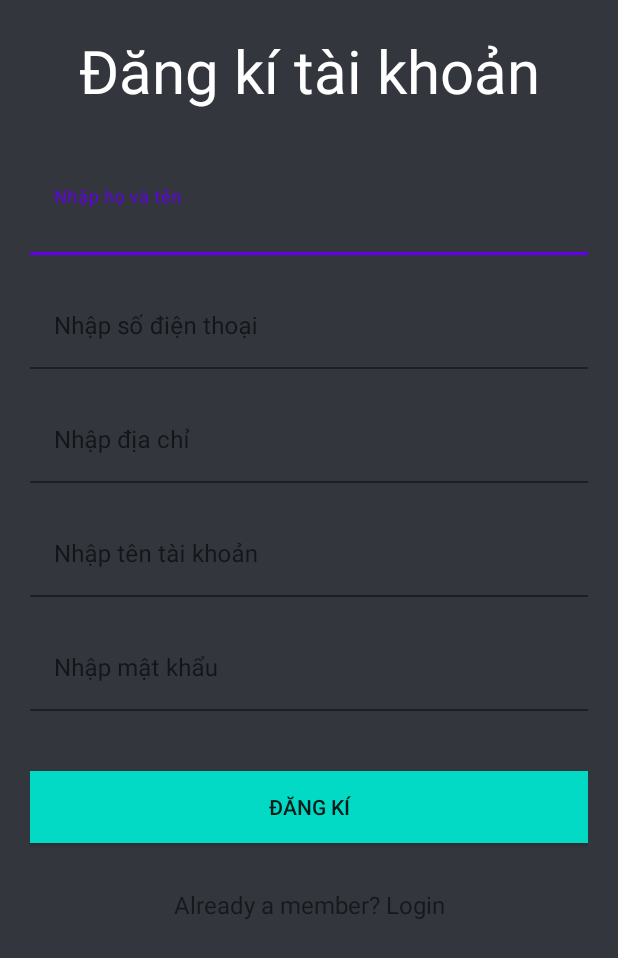
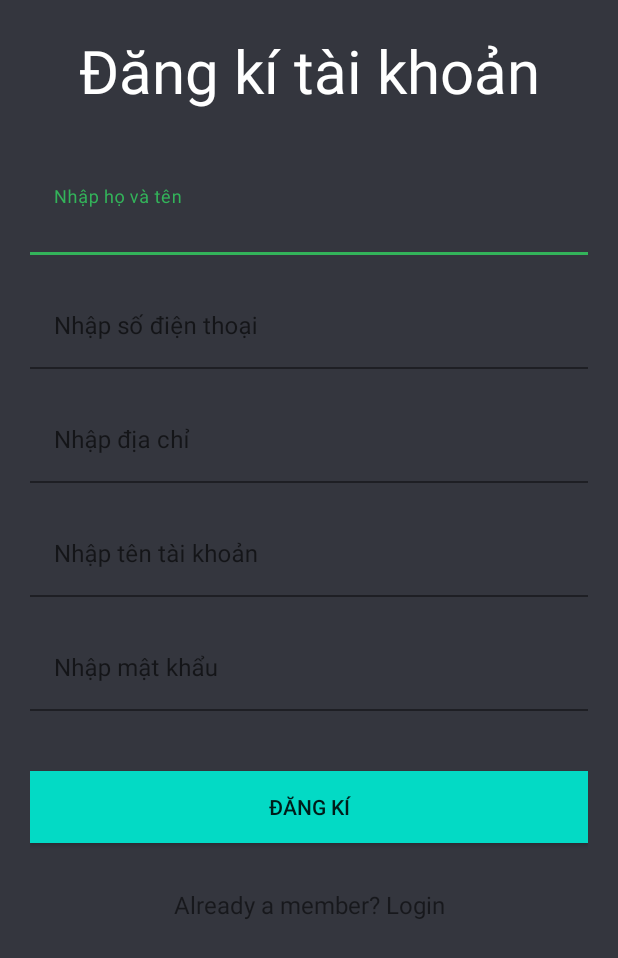
Before and after one commit to hoanghiep3110/QLNhaTro, an Android app: the screen it shows after launch (MainActivity2), after a tap on "Đăng kí ngay", on a phone screen of 412 x 824 dp. Shown: the top 958 px of the screen. Run offline under Robolectric (Android 15) with nearby library versions, the phone set to English and light mode, and no system bars; 2 other taps on this screen came first.

Commit message:
Update themes.xml
màu mới

```diff
--- a/app/src/main/res/values/themes.xml
+++ b/app/src/main/res/values/themes.xml
@@ -2,8 +2,8 @@
     <!-- Base application theme. -->
     <style name="Theme.QLNhaTro" parent="Theme.MaterialComponents.DayNight.NoActionBar">
         <!-- Primary brand color. -->
-        <item name="colorPrimary">@color/purple_500</item>
-        <item name="colorPrimaryVariant">@color/purple_700</item>
+        <item name="colorPrimary">#33B35A</item>
+        <item name="colorPrimaryVariant">#33B35A</item>
         <item name="colorOnPrimary">@color/white</item>
         <!-- Secondary brand color. -->
         <item name="colorSecondary">@color/teal_200</item>
```
